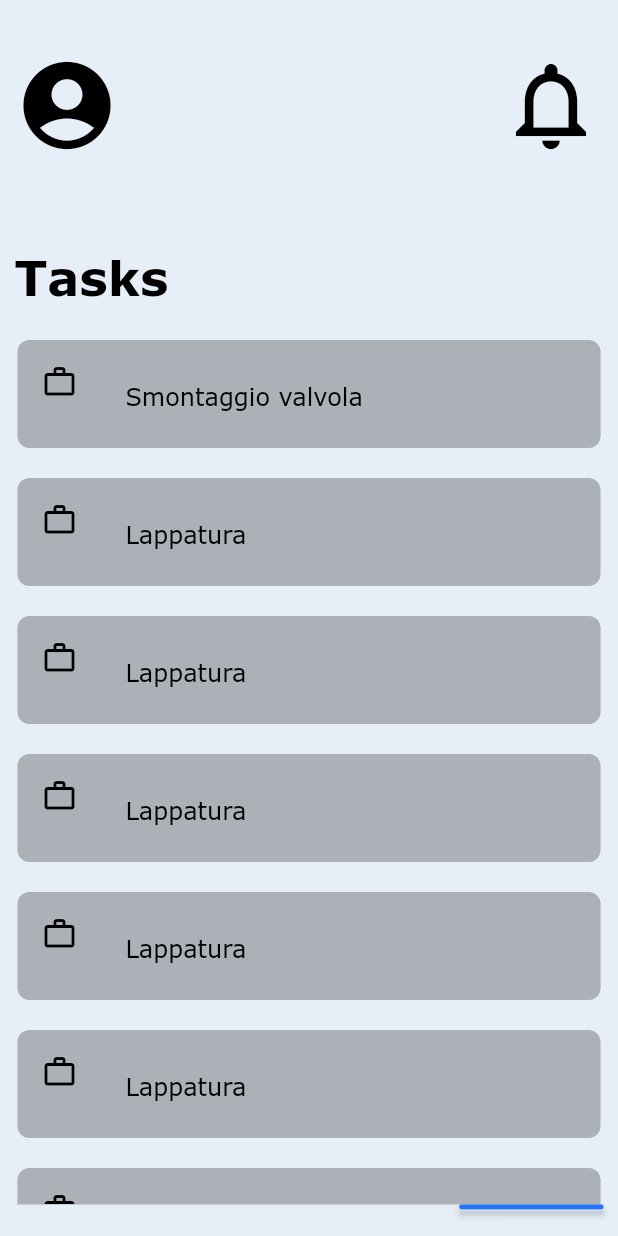
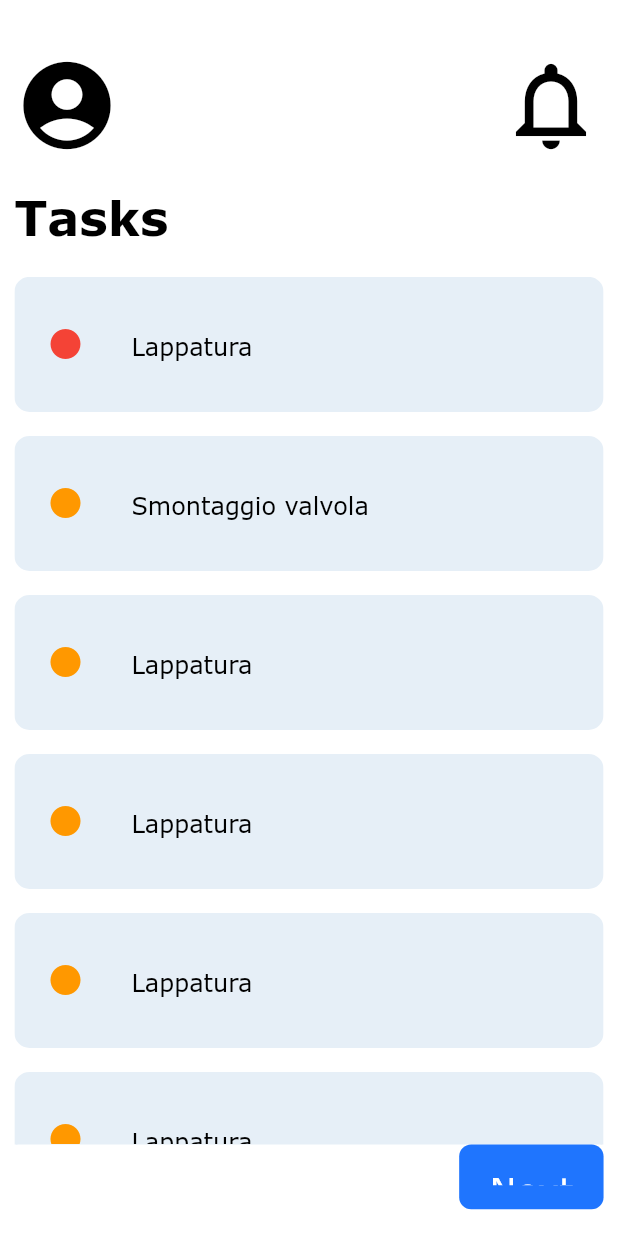
Before and after one commit to AlessioCasolaro/Smart_Assistant-EMAD22-23, a Flutter app: the TaskListPage screen opened by its route, on a phone screen of 412 x 824 dp. Run offline on Flutter 3.47's test engine with Material 2 defaults, Android fonts, the phone set to English and light mode, and no system bars; our stand-ins replace flutter_chat_types, flutter_chat_ui, flutter_native_splash, flutter_screenutil; missing offline and left inert: dart:ffi, qr_code_scanner, syncfusion_flutter_pdfviewer.

Commit message:
BackAlert, Add Priority, Sort List by Priority
Co-Authored-By: Andrea Di Pierno <48768642+adipiz99@users.noreply.github.com>
Co-Authored-By: domenico d'alessandro <74026981+domenicodale@users.noreply.github.com>
Co-Authored-By: Giulio Triggiani <69469718+GiulioTriggiani@users.noreply.github.com>

```diff
--- a/smart_assistant/assets/images/jsonAttivita.json
+++ b/smart_assistant/assets/images/jsonAttivita.json
@@ -55,7 +55,7 @@
 				"codiceAttivita": "6",
 				"descrizione": "L’operazione di lappatura",
 				"durataPrevista": 1,
-				"priorita": "NORMALE",
+				"priorita": "ALTA",
 				"nome": "Lappatura",
 				"processoProcessos": [
 					{
@@ -131,7 +131,7 @@
 				"codiceAttivita": "6",
 				"descrizione": "L’operazione di lappatura",
 				"durataPrevista": 1,
-				"priorita": "NORMALE",
+				"priorita": "BASSA",
 				"nome": "Lappatura",
 				"processoProcessos": [
 					{
--- a/smart_assistant/lib/features/dashboard/views/home.dart
+++ b/smart_assistant/lib/features/dashboard/views/home.dart
@@ -4,6 +4,7 @@ import 'package:smart_assistant/features/task_list/classes/Response.dart';
 import 'package:smart_assistant/shared/widgets/button.dart';
 import '../../../../shared/res/res.dart';
 import '../../../core/navigator.dart';
+import '../../../shared/widgets/backAlert.dart';
 import '../widgets/documentsList.dart';
 import '../widgets/widgets.dart';
 
@@ -23,7 +24,8 @@ class Dashboard extends StatelessWidget {
 
   @override
   Widget build(BuildContext context) {
-    return Scaffold(
+    return BackAlert(
+      child: Scaffold(
         body: SingleChildScrollView(
           child: Padding(
             padding: EdgeInsets.symmetric(horizontal: 24.w),
@@ -107,6 +109,7 @@ class Dashboard extends StatelessWidget {
             ]),
           ),
         ),
+      ),
     );
   }
 }
--- a/smart_assistant/lib/features/task_list/view/TaskListPage.dart
+++ b/smart_assistant/lib/features/task_list/view/TaskListPage.dart
@@ -1,10 +1,8 @@
-import 'dart:convert';
-
 import 'package:smart_assistant/features/qr/views/qrScanner.dart';
 import 'package:smart_assistant/features/task_list/classes/Response.dart';
 import 'package:smart_assistant/features/task_list/widget/TaskList.dart';
 import 'package:flutter_screenutil/flutter_screenutil.dart';
-import 'package:smart_assistant/shared/widgets/backAlert.dart';
+import 'package:smart_assistant/shared/widgets/button.dart';
 import '../../../../shared/res/res.dart';
 import 'package:flutter/material.dart';
 
@@ -41,12 +39,39 @@ class _TaskListPageState extends State<TaskListPage> {
     });
   }
 
+  //ordinamento attivitas per priorità
+  void sortAttivitas() {
+    attivitas.sort((a, b) {
+      if (a.priorita == "ALTA" && b.priorita == "ALTA") {
+        return 0;
+      } else if (a.priorita == "ALTA" && b.priorita == "NORMALE") {
+        return -1;
+      } else if (a.priorita == "ALTA" && b.priorita == "BASSA") {
+        return -1;
+      } else if (a.priorita == "NORMALE" && b.priorita == "ALTA") {
+        return 1;
+      } else if (a.priorita == "NORMALE" && b.priorita == "NORMALE") {
+        return 0;
+      } else if (a.priorita == "NORMALE" && b.priorita == "BASSA") {
+        return -1;
+      } else if (a.priorita == "BASSA" && b.priorita == "ALTA") {
+        return 1;
+      } else if (a.priorita == "BASSA" && b.priorita == "NORMALE") {
+        return 1;
+      } else if (a.priorita == "BASSA" && b.priorita == "BASSA") {
+        return 0;
+      } else {
+        return 0;
+      }
+    });
+  }
+
   @override
   Widget build(BuildContext context) {
     getAttivitas();
-    return BackAlert(
-      child: Scaffold(
-        backgroundColor: SmartAssistantColors.secondary,
+    sortAttivitas();
+    return Scaffold(
+      backgroundColor: SmartAssistantColors.white,
       body: Container(
         padding: EdgeInsets.only(top: 40.h, left: 10.w, right: 10.w),
         child: Column(
@@ -73,7 +98,7 @@ class _TaskListPageState extends State<TaskListPage> {
               ],
             ),
             const SizedBox(
-                height: 60,
+              height: 20,
             ),
             Row(
               mainAxisAlignment: MainAxisAlignment.spaceBetween,
@@ -99,15 +124,12 @@ class _TaskListPageState extends State<TaskListPage> {
                 alignment: Alignment.bottomRight,
                 child: Container(
                   width: 100.w,
-                    height: 30.h,
-                    child: ElevatedButton(
-                      style: ElevatedButton.styleFrom(
-                        foregroundColor: SmartAssistantColors.secondary,
-                        backgroundColor: SmartAssistantColors.primary,
-                        shape: RoundedRectangleBorder(
-                          borderRadius: BorderRadius.circular(10),
-                        ),
-                      ),
+                  height: 55.h,
+                  child: ButtonPrimary(
+                      label: 'Next',
+                      width: 100.w,
+                      height: 55.h,
+                      fontSize: 24,
                       onPressed: () {
                         Attivita toPass = attivitas[selectedIndex];
                         Navigator.push(
@@ -117,15 +139,7 @@ class _TaskListPageState extends State<TaskListPage> {
                                 QRScanner(key: null, selectedAttivita: toPass),
                           ),
                         );
-                      },
-                      child: const Text(
-                        'Scan QR Code',
-                        style: TextStyle(
-                          fontSize: 18,
-                          fontWeight: FontWeight.w700,
-                        ),
-                      ),
-                    ),
+                      }),
                 ),
               ),
             ),
@@ -135,7 +149,6 @@ class _TaskListPageState extends State<TaskListPage> {
           ],
         ),
       ),
-      ),
     );
   }
 }
--- a/smart_assistant/lib/features/task_list/widget/TaskList.dart
+++ b/smart_assistant/lib/features/task_list/widget/TaskList.dart
@@ -34,26 +34,40 @@ class _TaskListState extends State<TaskList> {
       //dimensione
       height: 650.h,
       child: Scaffold(
-        backgroundColor: SmartAssistantColors.secondary,
+        backgroundColor: SmartAssistantColors.white,
         body: ListView.separated(
           physics: const BouncingScrollPhysics(),
           itemCount: widget.attivitas.length,
           itemBuilder: (context, index) {
             return ListTile(
               shape: RoundedRectangleBorder(
-                side:
-                    BorderSide(color: SmartAssistantColors.secondary, width: 2),
+                side: BorderSide(
+                    color: _selected[index]
+                        ? SmartAssistantColors.primary
+                        : SmartAssistantColors.secondary,
+                    width: 2),
                 borderRadius: BorderRadius.circular(10),
               ),
               tileColor: _selected[index]
                   ? SmartAssistantColors.primary
-                  : SmartAssistantColors.grey30,
-              visualDensity: VisualDensity(horizontal: 0, vertical: 4),
-              leading: const Icon(Icons.work_outline, color: Colors.black),
+                  : SmartAssistantColors.secondary,
+              //visualDensity: VisualDensity(horizontal: 0, vertical: 4),
+              contentPadding:
+                  const EdgeInsets.symmetric(vertical: 15.0, horizontal: 20.0),
+              leading: widget.attivitas[index].priorita == "BASSA"
+                  ? const Icon(Icons.circle, color: Colors.green)
+                  : widget.attivitas[index].priorita == "NORMALE"
+                      ? const Icon(Icons.circle, color: Colors.orange)
+                      : widget.attivitas[index].priorita == "ALTA"
+                          ? const Icon(Icons.circle, color: Colors.red)
+                          : const Icon(Icons.circle, color: Colors.black),
               title: Text(
                 widget.attivitas[index].nome,
                 style: TextStyles.body.copyWith(
-                    fontSize: 18.sp, color: SmartAssistantColors.black),
+                    fontSize: 18.sp,
+                    color: _selected[index]
+                        ? SmartAssistantColors.white
+                        : SmartAssistantColors.black),
               ),
               onTap: () {
                 setState(() {
```
Also changed, not shown: smart_assistant/lib/features/qr/views/qrScanner.dart (+6 -2 lines), smart_assistant/lib/shared/widgets/backAlert.dart (+7 -9 lines). Lines whose indentation alone changed are shown as unchanged.
